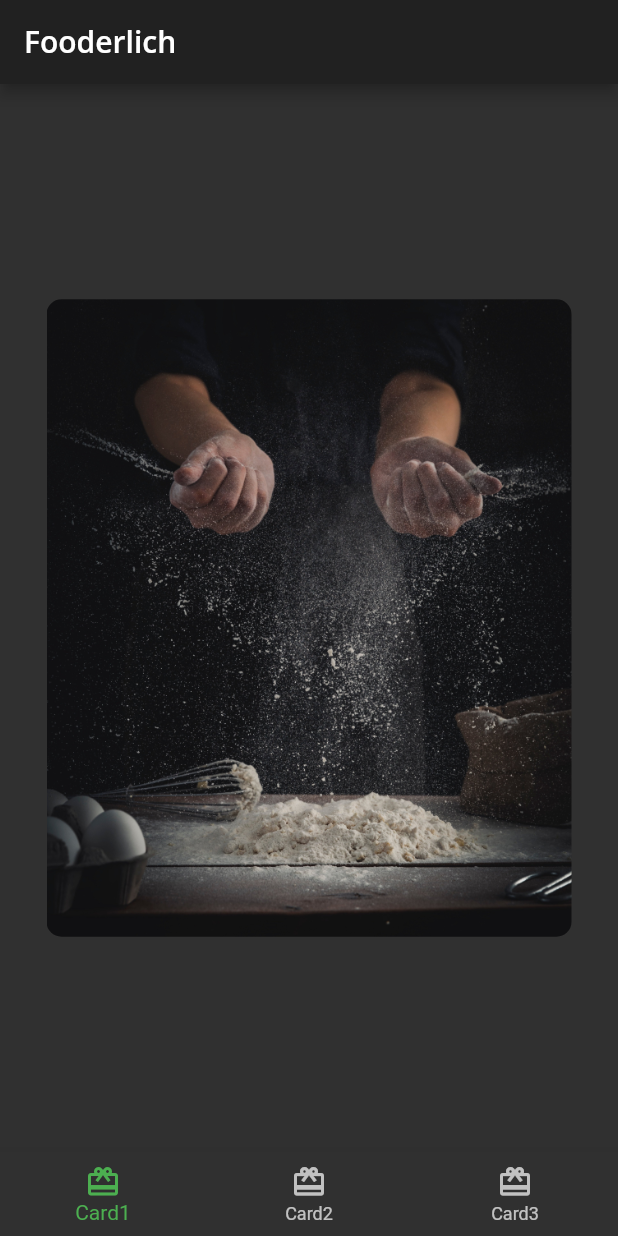
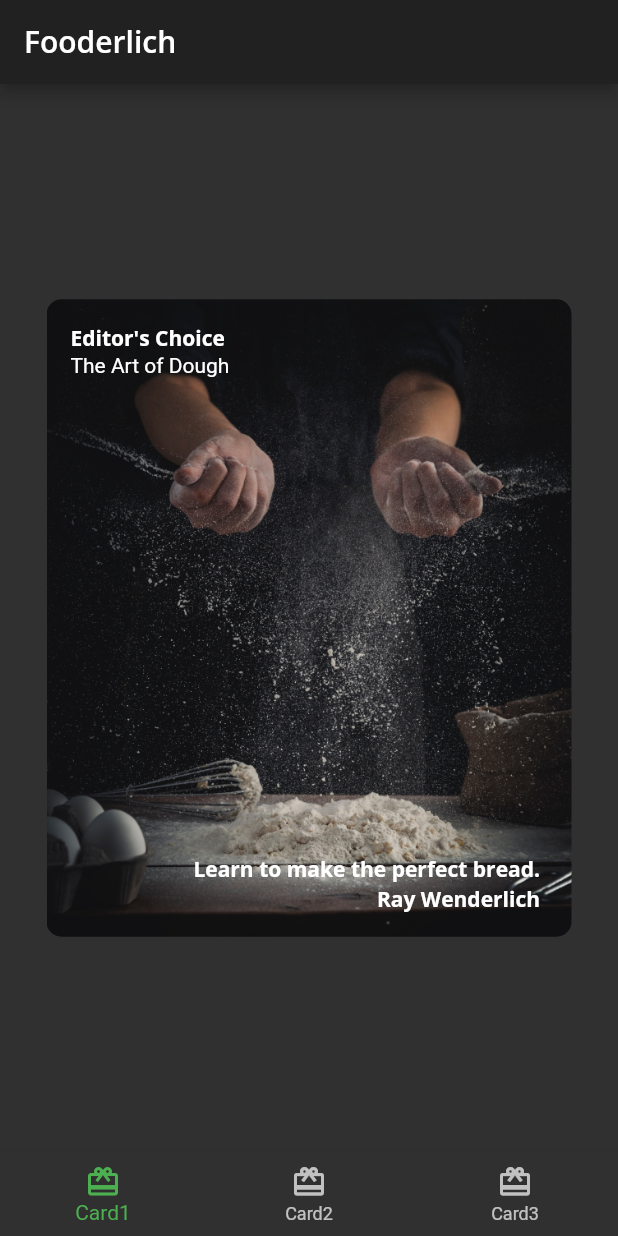
Before and after one commit to Kvaara/flutter_fooderlich_app, a Flutter app: the screen it shows after launch, on a phone screen of 412 x 824 dp. Run offline on Flutter 3.47's test engine with Material 2 defaults, Android fonts, the light colour scheme and no system bars; our stand-ins replace google_fonts.

Commit message:
First card (Card1) is now finished and stylized.

```diff
--- a/lib/card1.dart
+++ b/lib/card1.dart
@@ -1,4 +1,7 @@
 import 'package:flutter/material.dart';
+import 'package:flutter_fooderlich_app/main.dart';
+
+import "theme/custom_theme.dart";
 
 class Card1 extends StatelessWidget {
   final String category = "Editor's Choice";
@@ -26,6 +29,37 @@ class Card1 extends StatelessWidget {
             Radius.circular(10.0),
           ),
         ),
+        child: Stack(
+          children: [
+            Text(
+              category,
+              style: CustomTheme.darkTextTheme.bodyText1,
+            ),
+            Positioned(
+              child: Text(
+                title,
+                style: CustomTheme.darkTextTheme.headline5,
+              ),
+              top: 20,
+            ),
+            Positioned(
+              child: Text(
+                description,
+                style: CustomTheme.darkTextTheme.bodyText1,
+              ),
+              bottom: 20,
+              right: 5,
+            ),
+            Positioned(
+              child: Text(
+                chef,
+                style: CustomTheme.darkTextTheme.bodyText1,
+              ),
+              bottom: 0,
+              right: 5,
+            ),
+          ],
+        ),
       ),
     );
   }
```
